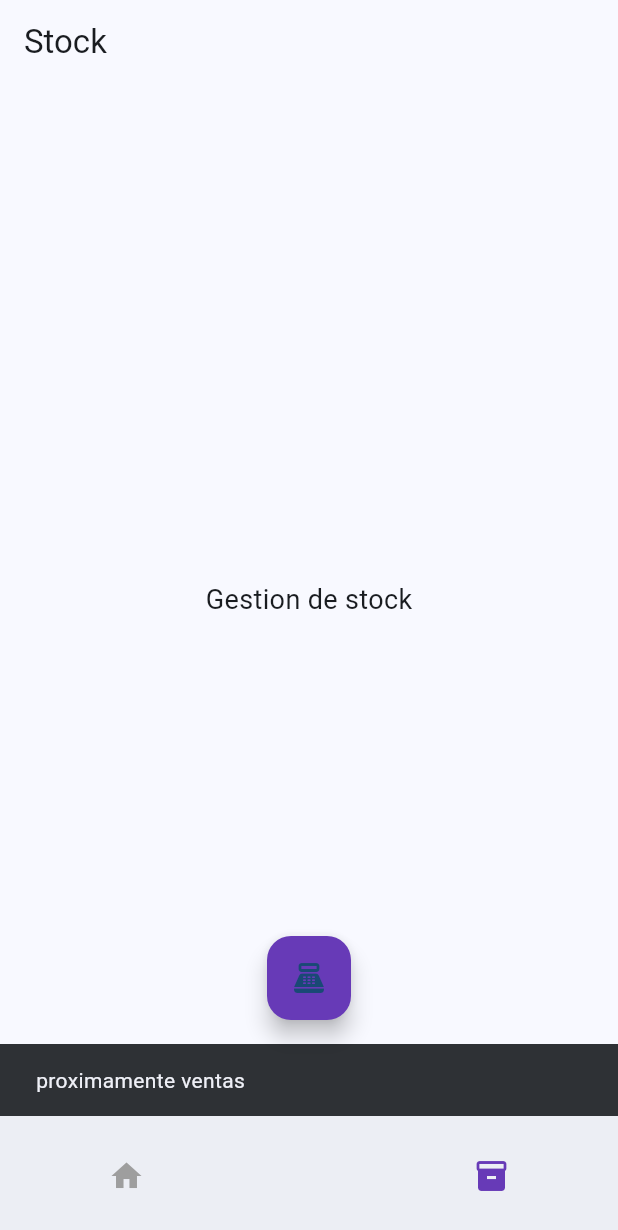
After one commit to MarcosGomez66/asistente_app, a Flutter app: the screen it shows after launch, after a tap on the "inventory" icon, after a tap on the "point of sale" icon, on a phone screen of 412 x 824 dp. The commit adds this screen. Shown: the top 1230 px of the screen. Run offline on Flutter 3.47's test engine with Material 3 defaults, Android fonts, the phone set to English and light mode, and no system bars; network calls fail.

Commit message:
add navigation bar

```diff
--- a/lib/app/app.dart
+++ b/lib/app/app.dart
@@ -1,5 +1,5 @@
 import 'package:flutter/material.dart';
-import 'routes.dart';
+import '../navigation/routes.dart';
 
 class MyApp extends StatelessWidget {
   const MyApp({super.key});
--- a/lib/app/routes.dart
+++ /dev/null
@@ -1,10 +0,0 @@
-import 'package:flutter/material.dart';
-import 'home_screen.dart';
-import '../features/caja/presentation/caja_screen.dart';
-import '../features/inventario/presentation/inventario_screen.dart';
-
-final Map<String, WidgetBuilder> appRoutes = {
-  '/': (context) => const HomeScreen(),
-  '/caja': (context) => const CajaScreen(),
-  '/inventario': (context) => const InventarioScreen(),
-};
--- a/lib/features/caja/presentation/caja_screen.dart
+++ /dev/null
@@ -1,13 +0,0 @@
-import 'package:flutter/material.dart';
-
-class CajaScreen extends StatelessWidget {
-  const CajaScreen({super.key});
-
-  @override
-  Widget build(BuildContext context) {
-    return Scaffold(
-      appBar: AppBar(title: const Text('Caja')),
-      body: const Center(child: Text('Caja (proximamente...)')),
-    );
-  }
-}
--- a/lib/app/home_screen.dart
+++ b/lib/features/home/screens/home_screen.dart
@@ -1,6 +1,6 @@
 import 'package:flutter/material.dart';
 import '../services/wd_service.dart';
-import 'font_style.dart';
+import '../../../core/theme/font_style.dart';
 
 class HomeScreen extends StatefulWidget {
   const HomeScreen({super.key});
--- a/lib/features/inventario/presentation/inventario_screen.dart
+++ /dev/null
@@ -1,13 +0,0 @@
-import 'package:flutter/material.dart';
-
-class InventarioScreen extends StatelessWidget {
-  const InventarioScreen({super.key});
-
-  @override
-  Widget build(BuildContext context) {
-    return Scaffold(
-      appBar: AppBar(title: const Text('Inventario')),
-      body: const Center(child: Text('Lista de produtos (proximamente...)')),
-    );
-  }
-}
--- /dev/null
+++ b/lib/features/stock/screens/stock_screen.dart
@@ -0,0 +1,18 @@
+import 'package:flutter/material.dart';
+
+class StockScreen extends StatelessWidget {
+  const StockScreen({super.key});
+
+  @override
+  Widget build(BuildContext context) {
+    return Scaffold(
+      appBar: AppBar(title: Text('Stock'),),
+      body: Center(
+        child: Text(
+          'Gestion de stock',
+          style: TextStyle(fontSize: 18),
+        ),
+      ),
+    );
+  }
+}
--- /dev/null
+++ b/lib/navigation/main_layout.dart
@@ -0,0 +1,62 @@
+import 'package:flutter/material.dart';
+import '../features/home/screens/home_screen.dart';
+import '../features/stock/screens/stock_screen.dart';
+
+class MainLayout extends StatefulWidget {
+  const MainLayout({super.key});
+
+  @override
+  State<MainLayout> createState() => _MainLayoutState();
+}
+
+class _MainLayoutState extends State<MainLayout> {
+  int currentIndex = 0;
+
+  final List<Widget> screens = const [
+    HomeScreen(),
+    StockScreen(),
+  ];
+
+  @override
+  Widget build(BuildContext context) {
+    return Scaffold(
+      body: screens[currentIndex],
+      // boton para ventas
+      floatingActionButton: FloatingActionButton(
+        backgroundColor: Colors.deepPurple,
+        child: const Icon(Icons.point_of_sale),
+        onPressed: () {
+          ScaffoldMessenger.of(context).showSnackBar(
+            const SnackBar(content: Text('proximamente ventas'))
+          );
+        },
+      ),
+      floatingActionButtonLocation: FloatingActionButtonLocation.centerDocked,
+
+      bottomNavigationBar: BottomAppBar(
+        shape: const CircularNotchedRectangle(),
+        notchMargin: 8,
+        child: Row(
+          mainAxisAlignment: MainAxisAlignment.spaceAround,
+          children: [
+            IconButton(
+              icon: Icon(
+                Icons.home,
+                color: currentIndex == 0 ? Colors.deepPurple : Colors.grey,
+              ),
+              onPressed: () => setState(() => currentIndex = 0),
+            ),
+            const SizedBox(width: 18,),
+            IconButton(
+              icon: Icon(
+                Icons.inventory,
+                color: currentIndex == 1 ? Colors.deepPurple : Colors.grey,
+              ),
+              onPressed: () => setState(() => currentIndex = 1),
+            ),
+          ],
+        ),
+      ),
+    );
+  }
+}
--- /dev/null
+++ b/lib/navigation/routes.dart
@@ -0,0 +1,6 @@
+import 'package:flutter/material.dart';
+import '../navigation/main_layout.dart';
+
+final Map<String, WidgetBuilder> appRoutes = {
+  '/': (context) => const MainLayout(),
+};
```
Also changed, not shown: lib/core/theme/font_style.dart (renamed from lib/app/font_style.dart), lib/features/home/services/wd_service.dart (renamed from lib/services/wd_service.dart).
